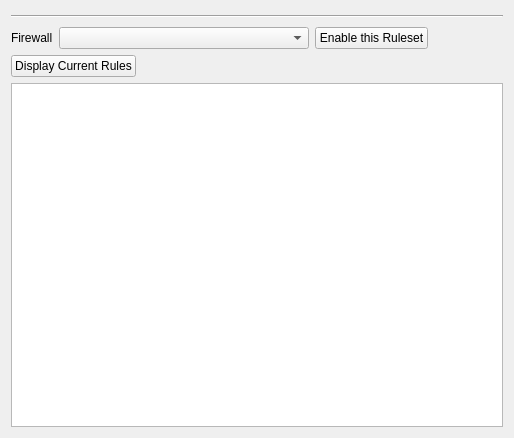
Old version of the form formfirewallrules.ui in the repository newey499/qiptables.
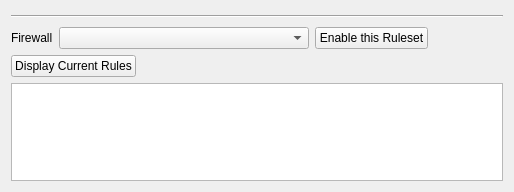
New version of the form.

Commit message: Changes to class FormTest. 1) Combo box now displays current ruleset on display of form based on the "Q_" shortname posted as an iptables chain name. 2) combo box now updates the available ruleset names whenever the form is displayed. This is so that any changes to rulesets made in the maintenance forms are reflected in the ruleset names displayed in the combo box.

Diff of the .ui file:
```diff
--- a/formfirewallrules.ui
+++ b/formfirewallrules.ui
@@ -7,7 +7,7 @@
     <x>0</x>
     <y>0</y>
     <width>514</width>
-    <height>438</height>
+    <height>192</height>
    </rect>
   </property>
   <property name="windowTitle">
```
The commit also changes 5 other files.
